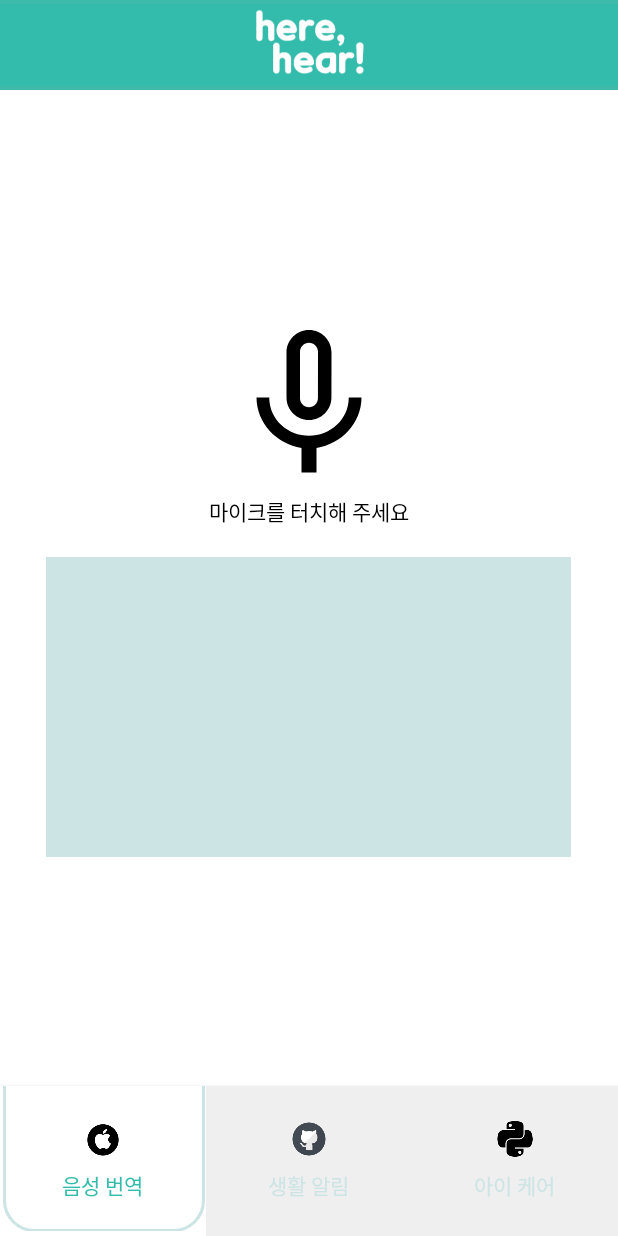
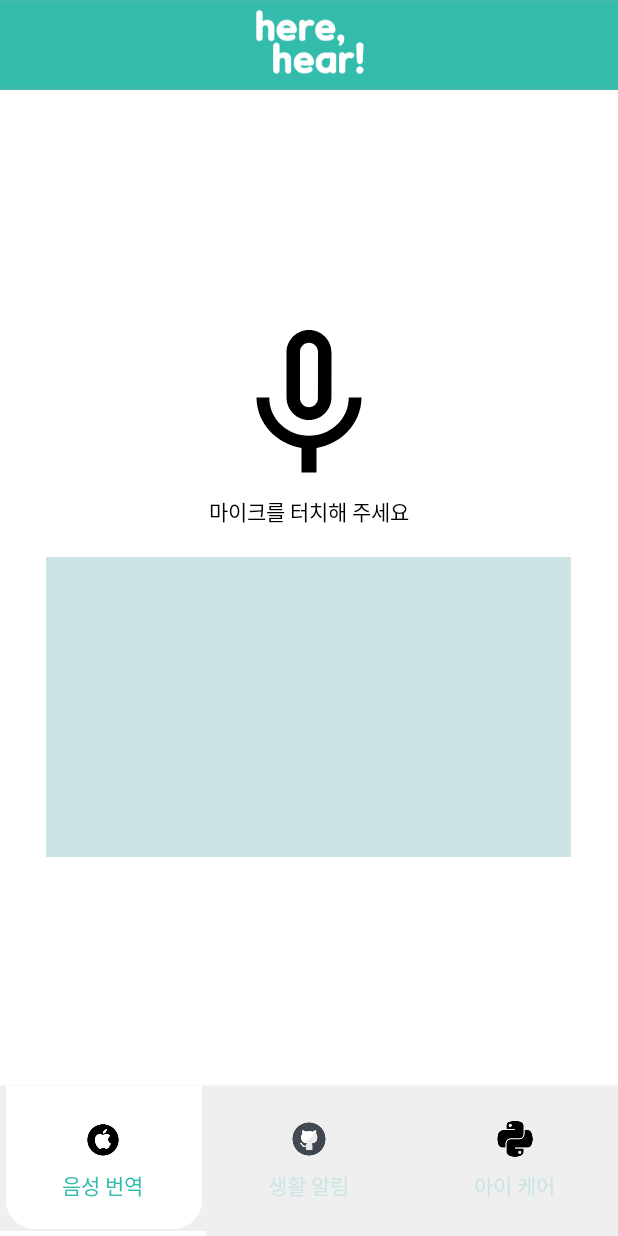
Before and after one commit to allcle/JCP, an Android app: the screen it shows after launch (MainActivity), on a phone screen of 412 x 824 dp. Run offline under Robolectric (Android 15) with nearby library versions, the phone set to English and light mode, and no system bars.

Commit message:
밥그릇 배경도 회색

```diff
--- a/2. Programming_workspace/HereHear/app/src/main/res/drawable/menu_border_bottom.xml
+++ b/2. Programming_workspace/HereHear/app/src/main/res/drawable/menu_border_bottom.xml
@@ -7,11 +7,15 @@
 <!--        <stroke android:color="@color/shadow"-->
 <!--            android:width="5dp" ></stroke>\-->
 <!--    -->
+<layer-list xmlns:android="http://schemas.android.com/apk/res/android">
+<item>
+    <shape android:shape="rectangle">
+        <solid android:color="@color/shadow" />
+    </shape>
+</item>
+<!--    밥그릇 뒤 배경-->
 
 
-
-
-    <layer-list xmlns:android="http://schemas.android.com/apk/res/android">
         <item android:top="-10dp" android:right="1dp" android:left="2dp" android:bottom="3dp">
             <shape android:shape="rectangle">
                 <solid android:color="@color/background" />
@@ -29,7 +33,7 @@
                     android:top="0dp"
                     />
                 <stroke android:width="2dp"
-                    android:color="@color/RecyclerView_border"/>
+                    android:color="@color/shadow"/>
             </shape>
         </item>
     </layer-list>
```
